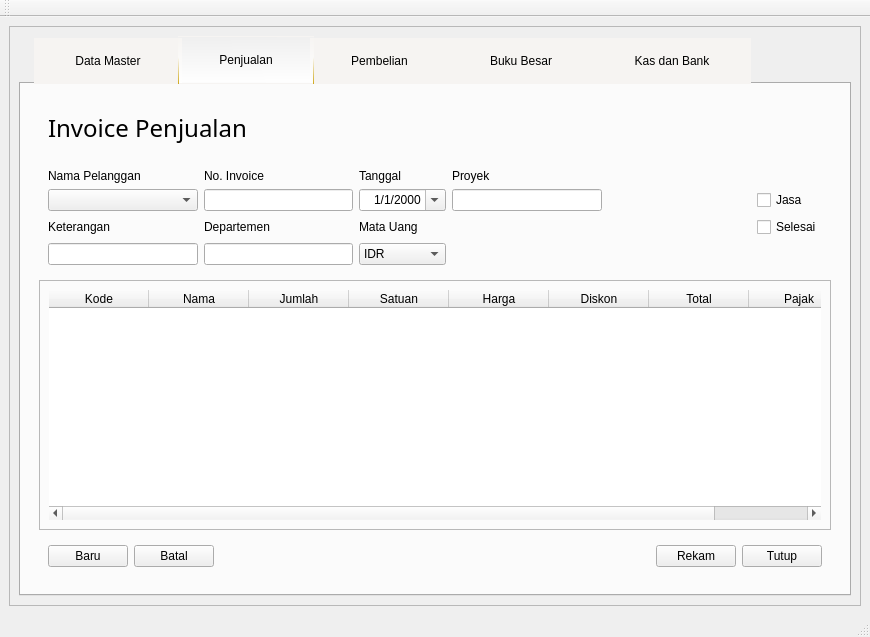
First picture: the form in GUI.ui, repository fnugrahendi/petuk.corp, before the edit.
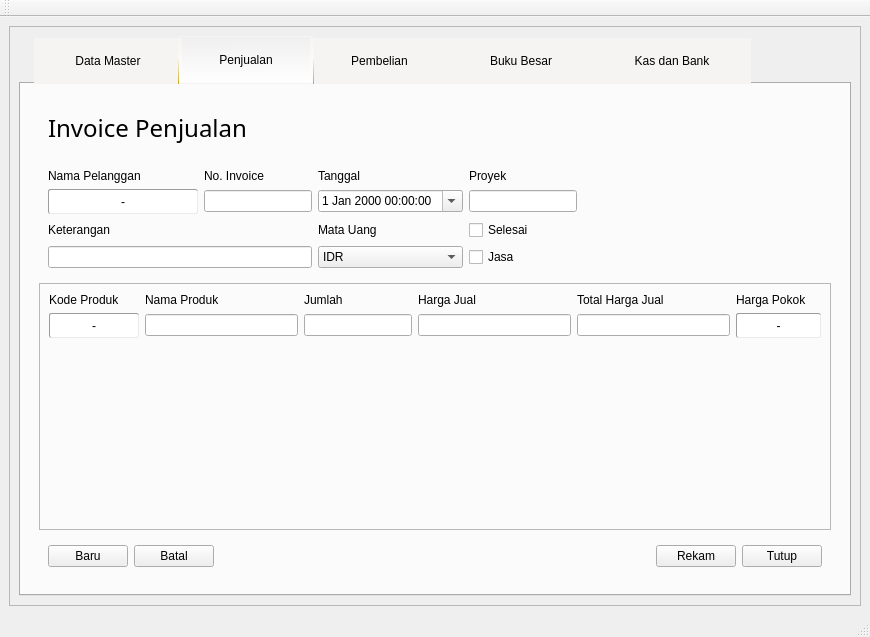
Second picture: the form after the edit. The open tabs and pages were chosen to show the change. Icons and pictures are not drawn.

Diff of the .ui file:
```diff
--- a/GUI.ui
+++ b/GUI.ui
@@ -4356,12 +4356,12 @@
                    </widget>
                   </item>
                   <item row="1" column="1">
-                   <widget class="QLineEdit" name="le_Penjualan_PenawaranHarga_baru_SOPenawaran"/>
-                  </item>
-                  <item row="0" column="5">
-                   <widget class="QLabel" name="lb_Penjualan_PenawaranHarga_baru_Proyek">
-                    <property name="text">
-                     <string>Proyek</string>
+                   <widget class="QLineEdit" name="le_Penjualan_InvoicePenjualan_SOPenawaran">
+                    <property name="sizePolicy">
+                     <sizepolicy hsizetype="Maximum" vsizetype="Fixed">
+                      <horstretch>0</horstretch>
+                      <verstretch>0</verstretch>
+                     </sizepolicy>
                     </property>
                    </widget>
                   </item>
@@ -4372,48 +4372,6 @@
                     </property>
                    </widget>
                   </item>
-                  <item row="1" column="8">
-                   <widget class="QCheckBox" name="chk_Penjualan_PenawaranHarga_baru_input_jasa">
-                    <property name="text">
-                     <string>Jasa</string>
-                    </property>
-                   </widget>
-                  </item>
-                  <item row="1" column="7">
-                   <spacer name="hs_Penjualan_PenawaranHarga_baru_input2">
-                    <property name="orientation">
-                     <enum>Qt::Horizontal</enum>
-                    </property>
-                    <property name="sizeHint" stdset="0">
-                     <size>
-                      <width>40</width>
-                      <height>20</height>
-                     </size>
-                    </property>
-                   </spacer>
-                  </item>
-                  <item row="1" column="2">
-                   <widget class="QDateEdit" name="dte_Penjualan_PenawaranHarga_baru_input_tanggal">
-                    <property name="wrapping">
-                     <bool>false</bool>
-                    </property>
-                    <property name="frame">
-                     <bool>true</bool>
-                    </property>
-                    <property name="alignment">
-                     <set>Qt::AlignRight|Qt::AlignTrailing|Qt::AlignVCenter</set>
-                    </property>
-                    <property name="accelerated">
-                     <bool>false</bool>
-                    </property>
-                    <property name="displayFormat">
-                     <string>d/M/yyyy</string>
-                    </property>
-                    <property name="calendarPopup">
-                     <bool>true</bool>
-                    </property>
-                   </widget>
-                  </item>
                   <item row="0" column="2">
                    <widget class="QLabel" name="lb_Penjualan_PenawaranHarga_baru_Tanggal">
                     <property name="text">
@@ -4421,12 +4379,6 @@
                     </property>
                    </widget>
                   </item>
-                  <item row="1" column="0">
-                   <widget class="QComboBox" name="cb_Penjualan_InvoicePenjualan_Baru_Nama"/>
-                  </item>
-                  <item row="3" column="0">
-                   <widget class="QLineEdit" name="le_Penjualan_PenawaranHarga_baru_Keterangan"/>
-                  </item>
                   <item row="2" column="0">
                    <widget class="QLabel" name="lb_Penjualan_PenawaranHarga_baru_Keterangan">
                     <property name="text">
@@ -4434,16 +4386,6 @@
                     </property>
                    </widget>
                   </item>
-                  <item row="2" column="1">
-                   <widget class="QLabel" name="lb_Penjualan_PenawaranHarga_baru_Departemen">
-                    <property name="text">
-                     <string>Departemen</string>
-                    </property>
-                   </widget>
-                  </item>
-                  <item row="3" column="1">
-                   <widget class="QLineEdit" name="le_Penjualan_PenawaranHarga_baru_Departemen"/>
-                  </item>
                   <item row="3" column="2">
                    <widget class="QComboBox" name="cb_Penjualan_PenawaranHarga_baru_input_kurs">
                     <item>
@@ -4460,28 +4402,98 @@
                     </property>
                    </widget>
                   </item>
-                  <item row="2" column="8">
-                   <widget class="QCheckBox" name="chk_Penjualan_PenawaranHarga_baru_input_selesai">
+                  <item row="1" column="0">
+                   <widget class="QPushButton" name="tb_Penjualan_InvoicePenjualan_Baru_Nama">
+                    <property name="sizePolicy">
+                     <sizepolicy hsizetype="Maximum" vsizetype="Fixed">
+                      <horstretch>0</horstretch>
+                      <verstretch>0</verstretch>
+                     </sizepolicy>
+                    </property>
+                    <property name="minimumSize">
+                     <size>
+                      <width>150</width>
+                      <height>25</height>
+                     </size>
+                    </property>
+                    <property name="styleSheet">
+                     <string notr="true">border-style:inset;
+border-width:1px;
+border-radius:2px;
+border-color:rgb(156, 156, 156);
+background-color:#ffffff;
+min-height:23px;</string>
+                    </property>
+                    <property name="text">
+                     <string>-</string>
+                    </property>
+                   </widget>
+                  </item>
+                  <item row="1" column="3">
+                   <widget class="QLineEdit" name="le_Penjualan_InvoicePenjualan_Proyek">
+                    <property name="sizePolicy">
+                     <sizepolicy hsizetype="Maximum" vsizetype="Fixed">
+                      <horstretch>0</horstretch>
+                      <verstretch>0</verstretch>
+                     </sizepolicy>
+                    </property>
+                   </widget>
+                  </item>
+                  <item row="1" column="6">
+                   <spacer name="hs_InvoicePenjualan_Input">
+                    <property name="orientation">
+                     <enum>Qt::Horizontal</enum>
+                    </property>
+                    <property name="sizeHint" stdset="0">
+                     <size>
+                      <width>40</width>
+                      <height>20</height>
+                     </size>
+                    </property>
+                   </spacer>
+                  </item>
+                  <item row="0" column="3">
+                   <widget class="QLabel" name="lb_Penjualan_InvoicePenjualan_Proyek">
+                    <property name="text">
+                     <string>Proyek</string>
+                    </property>
+                   </widget>
+                  </item>
+                  <item row="3" column="3">
+                   <widget class="QCheckBox" name="chk_Penjualan_InvoicePenjualan_Input_Jasa">
+                    <property name="sizePolicy">
+                     <sizepolicy hsizetype="Maximum" vsizetype="Fixed">
+                      <horstretch>0</horstretch>
+                      <verstretch>0</verstretch>
+                     </sizepolicy>
+                    </property>
+                    <property name="text">
+                     <string>Jasa</string>
+                    </property>
+                   </widget>
+                  </item>
+                  <item row="1" column="2">
+                   <widget class="QDateTimeEdit" name="dte_Penjualan_InvoicePenjualan_Input_Tanggal">
+                    <property name="sizePolicy">
+                     <sizepolicy hsizetype="Maximum" vsizetype="Fixed">
+                      <horstretch>0</horstretch>
+                      <verstretch>0</verstretch>
+                     </sizepolicy>
+                    </property>
+                    <property name="calendarPopup">
+                     <bool>true</bool>
+                    </property>
+                   </widget>
+                  </item>
+                  <item row="2" column="3">
+                   <widget class="QCheckBox" name="chk_Penjualan_InvoicePenjualan_Input_Selesai">
                     <property name="text">
                      <string>Selesai</string>
                     </property>
                    </widget>
                   </item>
-                  <item row="1" column="5">
-                   <widget class="QLineEdit" name="le_Penjualan_PenawaranHarga_baru_Proyek"/>
-                  </item>
-                  <item row="3" column="5">
-                   <spacer name="hs_Penjualan_PenawaranHarga_baru_input">
-                    <property name="orientation">
-                     <enum>Qt::Horizontal</enum>
-                    </property>
-                    <property name="sizeHint" stdset="0">
-                     <size>
-                      <width>40</width>
-                      <height>20</height>
-                     </size>
-                    </property>
-                   </spacer>
+                  <item row="3" column="0" colspan="2">
+                   <widget class="QLineEdit" name="le_Penjualan_InvoicePenjualan_Keterangan"/>
                   </item>
                  </layout>
                 </widget>
@@ -4500,6 +4512,15 @@
                    <height>210</height>
                   </size>
                  </property>
+                 <property name="styleSheet">
+                  <string notr="true">QPushButton
+{border-style:inset;
+     border-width:1px;
+     border-radius:2px;
+     border-color:rgb(156, 156, 156);
+     background-color:#ffffff;
+     min-height:23px;}</string>
+                 </property>
                  <property name="frameShape">
                   <enum>QFrame::StyledPanel</enum>
                  </property>
@@ -4507,90 +4528,110 @@
                   <enum>QFrame::Raised</enum>
                  </property>
                  <layout class="QGridLayout" name="gl_Penjualan_PenawaranHarga_baru_tabel">
-                  <item row="1" column="0" rowspan="2">
-                   <widget class="QTableWidget" name="tbl_Penjualan_InvoicePenjualan_Baru">
+                  <item row="2" column="2">
+                   <spacer name="vs_Penjualan_InvoicePenjualan_Input">
+                    <property name="orientation">
+                     <enum>Qt::Vertical</enum>
+                    </property>
+                    <property name="sizeHint" stdset="0">
+                     <size>
+                      <width>20</width>
+                      <height>40</height>
+                     </size>
+                    </property>
+                   </spacer>
+                  </item>
+                  <item row="0" column="0">
+                   <widget class="QLabel" name="lb_Penjualan_InvoicePenjualan_Input_Kode">
+                    <property name="text">
+                     <string>Kode Produk</string>
+                    </property>
+                   </widget>
+                  </item>
+                  <item row="0" column="1">
+                   <widget class="QLabel" name="lb_Penjualan_InvoicePenjualan_Input_Nama">
+                    <property name="text">
+                     <string>Nama Produk</string>
+                    </property>
+                   </widget>
+                  </item>
+                  <item row="1" column="5">
+                   <widget class="QPushButton" name="tb_Penjualan_InvoicePenjualan_Input_HargaPokok">
                     <property name="sizePolicy">
-                     <sizepolicy hsizetype="Maximum" vsizetype="MinimumExpanding">
+                     <sizepolicy hsizetype="Preferred" vsizetype="Fixed">
                       <horstretch>0</horstretch>
                       <verstretch>0</verstretch>
                      </sizepolicy>
                     </property>
                     <property name="minimumSize">
                      <size>
-                      <width>0</width>
-                      <height>200</height>
+                      <width>85</width>
+                      <height>25</height>
                      </size>
                     </property>
-                    <property name="maximumSize">
+                    <property name="text">
+                     <string>-</string>
+                    </property>
+                   </widget>
+                  </item>
+                  <item row="1" column="4">
+                   <widget class="QLineEdit" name="le_Penjualan_InvoicePenjualan_Input_TotalHarga"/>
+                  </item>
+                  <item row="1" column="3">
+                   <widget class="QLineEdit" name="le_Penjualan_InvoicePenjualan_Input_HargaJual"/>
+                  </item>
+                  <item row="1" column="2">
+                   <widget class="QLineEdit" name="le_Penjualan_InvoicePenjualan_Input_Jumlah">
+                    <property name="sizePolicy">
+                     <sizepolicy hsizetype="Maximum" vsizetype="Fixed">
+                      <horstretch>0</horstretch>
+                      <verstretch>0</verstretch>
+                     </sizepolicy>
+                    </property>
+                   </widget>
+                  </item>
+                  <item row="1" column="0">
+                   <widget class="QPushButton" name="tb_Penjualan_InvoicePenjualan_Input_KodeProduk">
+                    <property name="minimumSize">
                      <size>
-                      <width>1366</width>
-                      <height>16777215</height>
+                      <width>90</width>
+                      <height>25</height>
                      </size>
                     </property>
-                    <property name="frameShape">
-                     <enum>QFrame::NoFrame</enum>
+                    <property name="text">
+                     <string>-</string>
                     </property>
-                    <property name="editTriggers">
-                     <set>QAbstractItemView::NoEditTriggers</set>
+                   </widget>
+                  </item>
+                  <item row="1" column="1">
+                   <widget class="QLineEdit" name="le_Penjualan_InvoicePenjualan_Input_NamaProduk"/>
+                  </item>
+                  <item row="0" column="2">
+                   <widget class="QLabel" name="lb_Penjualan_InvoicePenjualan_Input_Jumlah">
+                    <property name="text">
+                     <string>Jumlah</string>
                     </property>
-                    <property name="showGrid">
-                     <bool>true</bool>
+                   </widget>
+                  </item>
+                  <item row="0" column="3">
+                   <widget class="QLabel" name="lb_Penjualan_InvoicePenjualan_Input_HargaJual">
+                    <property name="text">
+                     <string>Harga Jual</string>
                     </property>
-                    <property name="gridStyle">
-                     <enum>Qt::NoPen</enum>
+                   </widget>
+                  </item>
+                  <item row="0" column="4">
+                   <widget class="QLabel" name="lb_Penjualan_InvoicePenjualan_Input_Total">
+                    <property name="text">
+                     <string>Total Harga Jual</string>
                     </property>
-                    <property name="wordWrap">
-                     <bool>true</bool>
+                   </widget>
+                  </item>
+                  <item row="0" column="5">
+                   <widget class="QLabel" name="lb_Penjualan_InvoicePenjualan_Input_HargaPokok">
+                    <property name="text">
+                     <string>Harga Pokok</string>
                     </property>
-                    <property name="cornerButtonEnabled">
-                     <bool>true</bool>
-                    </property>
-                    <property name="rowCount">
-                     <number>0</number>
-                    </property>
-                    <property name="columnCount">
-                     <number>8</number>
-                    </property>
-                    <column>
-                     <property name="text">
-                      <string>Kode</string>
-                     </property>
-                    </column>
-                    <column>
-                     <property name="text">
-                      <string>Nama</string>
-                     </property>
-                    </column>
-                    <column>
-                     <property name="text">
-                      <string>Jumlah</string>
-                     </property>
-                    </column>
-                    <column>
-                     <property name="text">
-                      <string>Satuan</string>
-                     </property>
-                    </column>
-                    <column>
-                     <property name="text">
-                      <string>Harga</string>
-                     </property>
-                    </column>
-                    <column>
-                     <property name="text">
-                      <string>Diskon</string>
-                     </property>
-                    </column>
-                    <column>
-                     <property name="text">
-                      <string>Total</string>
-                     </property>
-                    </column>
-                    <column>
-                     <property name="text">
-                      <string>Pajak</string>
-                     </property>
-                    </column>
                    </widget>
                   </item>
                  </layout>
```
Left out of the diff: 202 changed lines with no effect on the pictures.
